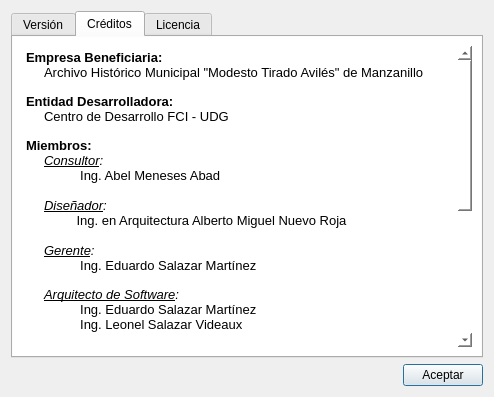
First picture: the form in ui/acerca_de.ui, repository datwit/papirolux, before the edit.
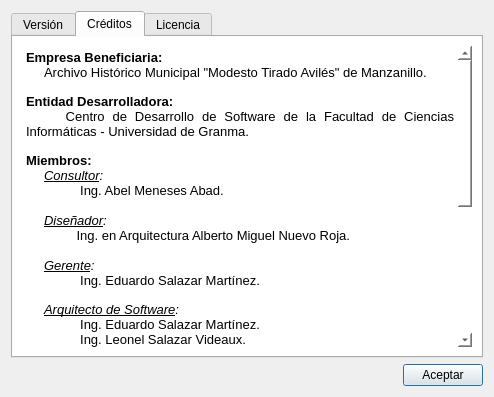
Second picture: the form after the edit. The open tabs and pages were chosen to show the change. Icons and pictures are not drawn.

Commit message: ActualizaciOn de la ayuda.ui/ayuda.py.

The edit to the form file:
```diff
--- a/ui/acerca_de.ui
+++ b/ui/acerca_de.ui
@@ -273,33 +273,33 @@
 p, li { white-space: pre-wrap; }
 &lt;/style&gt;&lt;/head&gt;&lt;body style=&quot; font-family:'Sans Serif'; font-size:9pt; font-weight:400; font-style:normal;&quot;&gt;
 &lt;p style=&quot; margin-top:0px; margin-bottom:0px; margin-left:0px; margin-right:0px; -qt-block-indent:0; text-indent:0px;&quot;&gt;&lt;span style=&quot; font-family:'Sans'; font-size:10pt; font-weight:600; color:#000000;&quot;&gt;Empresa Beneficiaria:&lt;/span&gt;&lt;/p&gt;
-&lt;p style=&quot; margin-top:0px; margin-bottom:0px; margin-left:0px; margin-right:0px; -qt-block-indent:0; text-indent:0px;&quot;&gt;&lt;span style=&quot; font-family:'Sans'; font-size:10pt; font-weight:200; font-style:italic; color:#000000;&quot;&gt;     &lt;/span&gt;&lt;span style=&quot; font-family:'Sans'; font-size:10pt; color:#000000;&quot;&gt;Archivo Histórico Municipal &amp;quot;Modesto Tirado Avilés&amp;quot; de Manzanillo&lt;/span&gt;&lt;span style=&quot; font-family:'Sans'; font-size:10pt; font-weight:600;&quot;&gt;&lt;br /&gt;&lt;/span&gt;&lt;/p&gt;
+&lt;p style=&quot; margin-top:0px; margin-bottom:0px; margin-left:0px; margin-right:0px; -qt-block-indent:0; text-indent:0px;&quot;&gt;&lt;span style=&quot; font-family:'Sans'; font-size:10pt; font-weight:200; font-style:italic; color:#000000;&quot;&gt;     &lt;/span&gt;&lt;span style=&quot; font-family:'Sans'; font-size:10pt; color:#000000;&quot;&gt;Archivo Histórico Municipal &amp;quot;Modesto Tirado Avilés&amp;quot; de Manzanillo.&lt;/span&gt;&lt;span style=&quot; font-family:'Sans'; font-size:10pt; font-weight:600;&quot;&gt;&lt;br /&gt;&lt;/span&gt;&lt;/p&gt;
 &lt;p align=&quot;justify&quot; style=&quot; margin-top:0px; margin-bottom:0px; margin-left:0px; margin-right:0px; -qt-block-indent:0; text-indent:0px;&quot;&gt;&lt;span style=&quot; font-family:'Sans'; font-size:10pt; font-weight:600; color:#000000;&quot;&gt;Entidad Desarrolladora&lt;/span&gt;&lt;span style=&quot; font-family:'Sans'; font-size:10pt; font-weight:600;&quot;&gt;: &lt;/span&gt;&lt;/p&gt;
-&lt;p align=&quot;justify&quot; style=&quot; margin-top:0px; margin-bottom:0px; margin-left:0px; margin-right:0px; -qt-block-indent:0; text-indent:0px;&quot;&gt;&lt;span style=&quot; font-family:'Sans'; font-size:10pt; font-weight:200; font-style:italic; color:#000000;&quot;&gt;     &lt;/span&gt;&lt;span style=&quot; font-family:'Sans'; font-size:10pt; color:#000000;&quot;&gt;Centro de Desarrollo FCI - UDG&lt;/span&gt;&lt;span style=&quot; font-family:'Sans'; font-size:10pt;&quot;&gt;&lt;br /&gt;&lt;/span&gt;&lt;/p&gt;
+&lt;p align=&quot;justify&quot; style=&quot; margin-top:0px; margin-bottom:0px; margin-left:0px; margin-right:0px; -qt-block-indent:0; text-indent:0px;&quot;&gt;&lt;span style=&quot; font-family:'Sans'; font-size:10pt; font-weight:200; font-style:italic; color:#000000;&quot;&gt;     &lt;/span&gt;&lt;span style=&quot; font-family:'Sans'; font-size:10pt; color:#000000;&quot;&gt;Centro de Desarrollo de Software de la Facultad de Ciencias Informáticas - Universidad de Granma.&lt;/span&gt;&lt;span style=&quot; font-family:'Sans'; font-size:10pt;&quot;&gt;&lt;br /&gt;&lt;/span&gt;&lt;/p&gt;
 &lt;p align=&quot;justify&quot; style=&quot; margin-top:0px; margin-bottom:0px; margin-left:0px; margin-right:0px; -qt-block-indent:0; text-indent:0px;&quot;&gt;&lt;span style=&quot; font-family:'Sans'; font-size:10pt; font-weight:600; color:#000000;&quot;&gt;Miembros:&lt;/span&gt;&lt;/p&gt;
 &lt;p align=&quot;justify&quot; style=&quot; margin-top:0px; margin-bottom:0px; margin-left:0px; margin-right:0px; -qt-block-indent:0; text-indent:0px;&quot;&gt;&lt;span style=&quot; font-family:'Sans'; font-size:10pt; font-weight:200; font-style:italic; color:#000000;&quot;&gt;     &lt;/span&gt;&lt;span style=&quot; font-family:'Sans'; font-size:10pt; font-style:italic; text-decoration: underline; color:#000000;&quot;&gt;Consultor&lt;/span&gt;&lt;span style=&quot; font-family:'Sans'; font-size:10pt; font-style:italic; color:#000000;&quot;&gt;:&lt;/span&gt;&lt;span style=&quot; font-family:'Sans'; font-size:10pt; color:#000000;&quot;&gt; &lt;/span&gt;&lt;/p&gt;
-&lt;p align=&quot;justify&quot; style=&quot; margin-top:0px; margin-bottom:0px; margin-left:0px; margin-right:0px; -qt-block-indent:0; text-indent:0px;&quot;&gt;&lt;span style=&quot; font-family:'Sans'; font-size:10pt; color:#000000;&quot;&gt;               Ing. Abel Meneses Abad&lt;/span&gt;&lt;/p&gt;
+&lt;p align=&quot;justify&quot; style=&quot; margin-top:0px; margin-bottom:0px; margin-left:0px; margin-right:0px; -qt-block-indent:0; text-indent:0px;&quot;&gt;&lt;span style=&quot; font-family:'Sans'; font-size:10pt; color:#000000;&quot;&gt;               Ing. Abel Meneses Abad.&lt;/span&gt;&lt;/p&gt;
 &lt;p align=&quot;justify&quot; style=&quot;-qt-paragraph-type:empty; margin-top:0px; margin-bottom:0px; margin-left:0px; margin-right:0px; -qt-block-indent:0; text-indent:0px; font-family:'Sans'; font-size:10pt; color:#000000;&quot;&gt;&lt;br /&gt;&lt;/p&gt;
 &lt;p align=&quot;justify&quot; style=&quot; margin-top:0px; margin-bottom:0px; margin-left:0px; margin-right:0px; -qt-block-indent:0; text-indent:0px;&quot;&gt;&lt;span style=&quot; font-family:'Sans'; font-size:10pt; color:#000000;&quot;&gt;     &lt;/span&gt;&lt;span style=&quot; font-family:'Sans'; font-size:10pt; font-style:italic; text-decoration: underline; color:#000000;&quot;&gt;Diseñador&lt;/span&gt;&lt;span style=&quot; font-family:'Sans'; font-size:10pt; font-style:italic; color:#000000;&quot;&gt;:&lt;/span&gt;&lt;/p&gt;
-&lt;p align=&quot;justify&quot; style=&quot; margin-top:0px; margin-bottom:0px; margin-left:0px; margin-right:0px; -qt-block-indent:0; text-indent:0px;&quot;&gt;&lt;span style=&quot; font-family:'Sans'; font-size:10pt; font-style:italic; color:#000000;&quot;&gt;              &lt;/span&gt;&lt;span style=&quot; font-family:'Sans'; font-size:10pt; color:#000000;&quot;&gt;Ing. en Arquitectura Alberto Miguel Nuevo Roja&lt;/span&gt;&lt;/p&gt;
+&lt;p align=&quot;justify&quot; style=&quot; margin-top:0px; margin-bottom:0px; margin-left:0px; margin-right:0px; -qt-block-indent:0; text-indent:0px;&quot;&gt;&lt;span style=&quot; font-family:'Sans'; font-size:10pt; font-style:italic; color:#000000;&quot;&gt;              &lt;/span&gt;&lt;span style=&quot; font-family:'Sans'; font-size:10pt; color:#000000;&quot;&gt;Ing. en Arquitectura Alberto Miguel Nuevo Roja.&lt;/span&gt;&lt;/p&gt;
 &lt;p align=&quot;justify&quot; style=&quot;-qt-paragraph-type:empty; margin-top:0px; margin-bottom:0px; margin-left:0px; margin-right:0px; -qt-block-indent:0; text-indent:0px; font-family:'Sans'; font-size:10pt; color:#000000;&quot;&gt;&lt;br /&gt;&lt;/p&gt;
 &lt;p align=&quot;justify&quot; style=&quot; margin-top:0px; margin-bottom:0px; margin-left:0px; margin-right:0px; -qt-block-indent:0; text-indent:0px;&quot;&gt;&lt;span style=&quot; font-family:'Sans'; font-size:10pt; font-weight:200; font-style:italic; color:#000000;&quot;&gt;     &lt;/span&gt;&lt;span style=&quot; font-family:'Sans'; font-size:10pt; font-style:italic; text-decoration: underline; color:#000000;&quot;&gt;Gerente&lt;/span&gt;&lt;span style=&quot; font-family:'Sans'; font-size:10pt; font-style:italic; color:#000000;&quot;&gt;:&lt;/span&gt;&lt;/p&gt;
-&lt;p align=&quot;justify&quot; style=&quot; margin-top:0px; margin-bottom:0px; margin-left:0px; margin-right:0px; -qt-block-indent:0; text-indent:0px;&quot;&gt;&lt;span style=&quot; font-family:'Sans'; font-size:10pt; font-weight:200; color:#000000;&quot;&gt;               &lt;/span&gt;&lt;span style=&quot; font-family:'Sans'; font-size:10pt; color:#000000;&quot;&gt;Ing. Eduardo Salazar Martínez&lt;br /&gt;&lt;/span&gt;&lt;/p&gt;
+&lt;p align=&quot;justify&quot; style=&quot; margin-top:0px; margin-bottom:0px; margin-left:0px; margin-right:0px; -qt-block-indent:0; text-indent:0px;&quot;&gt;&lt;span style=&quot; font-family:'Sans'; font-size:10pt; font-weight:200; color:#000000;&quot;&gt;               &lt;/span&gt;&lt;span style=&quot; font-family:'Sans'; font-size:10pt; color:#000000;&quot;&gt;Ing. Eduardo Salazar Martínez.&lt;br /&gt;&lt;/span&gt;&lt;/p&gt;
 &lt;p align=&quot;justify&quot; style=&quot; margin-top:0px; margin-bottom:0px; margin-left:0px; margin-right:0px; -qt-block-indent:0; text-indent:0px;&quot;&gt;&lt;span style=&quot; font-family:'Sans'; font-size:10pt; font-weight:200; font-style:italic; color:#000000;&quot;&gt;     &lt;/span&gt;&lt;span style=&quot; font-family:'Sans'; font-size:10pt; font-style:italic; text-decoration: underline; color:#000000;&quot;&gt;Arquitecto de Software&lt;/span&gt;&lt;span style=&quot; font-family:'Sans'; font-size:10pt; font-style:italic; color:#000000;&quot;&gt;:&lt;/span&gt;&lt;/p&gt;
-&lt;p align=&quot;justify&quot; style=&quot; margin-top:0px; margin-bottom:0px; margin-left:0px; margin-right:0px; -qt-block-indent:0; text-indent:0px;&quot;&gt;&lt;span style=&quot; font-family:'Sans'; font-size:10pt; color:#000000;&quot;&gt;               Ing. Eduardo Salazar Martínez&lt;/span&gt;&lt;/p&gt;
-&lt;p align=&quot;justify&quot; style=&quot; margin-top:0px; margin-bottom:0px; margin-left:0px; margin-right:0px; -qt-block-indent:0; text-indent:0px;&quot;&gt;&lt;span style=&quot; font-family:'Sans'; font-size:10pt; color:#000000;&quot;&gt;               Ing. Leonel Salazar Videaux&lt;/span&gt;&lt;/p&gt;
+&lt;p align=&quot;justify&quot; style=&quot; margin-top:0px; margin-bottom:0px; margin-left:0px; margin-right:0px; -qt-block-indent:0; text-indent:0px;&quot;&gt;&lt;span style=&quot; font-family:'Sans'; font-size:10pt; color:#000000;&quot;&gt;               Ing. Eduardo Salazar Martínez.&lt;/span&gt;&lt;/p&gt;
+&lt;p align=&quot;justify&quot; style=&quot; margin-top:0px; margin-bottom:0px; margin-left:0px; margin-right:0px; -qt-block-indent:0; text-indent:0px;&quot;&gt;&lt;span style=&quot; font-family:'Sans'; font-size:10pt; color:#000000;&quot;&gt;               Ing. Leonel Salazar Videaux.&lt;/span&gt;&lt;/p&gt;
 &lt;p align=&quot;justify&quot; style=&quot; margin-top:0px; margin-bottom:0px; margin-left:0px; margin-right:0px; -qt-block-indent:0; text-indent:0px;&quot;&gt;&lt;span style=&quot; font-family:'Sans'; font-size:10pt; color:#000000;&quot;&gt;&lt;br /&gt;&lt;/span&gt;&lt;span style=&quot; font-family:'Sans'; font-size:10pt; font-weight:200; font-style:italic; color:#000000;&quot;&gt;     &lt;/span&gt;&lt;span style=&quot; font-family:'Sans'; font-size:10pt; font-style:italic; text-decoration: underline; color:#000000;&quot;&gt;Arquitecto de Información&lt;/span&gt;&lt;span style=&quot; font-family:'Sans'; font-size:10pt; font-style:italic; color:#000000;&quot;&gt;:&lt;/span&gt;&lt;/p&gt;
-&lt;p align=&quot;justify&quot; style=&quot; margin-top:0px; margin-bottom:0px; margin-left:0px; margin-right:0px; -qt-block-indent:0; text-indent:0px;&quot;&gt;&lt;span style=&quot; font-family:'Sans'; font-size:10pt; font-weight:200; color:#000000;&quot;&gt;               &lt;/span&gt;&lt;span style=&quot; font-family:'Sans'; font-size:10pt; color:#000000;&quot;&gt;Ing. Grettel Susel Incencio Piñeiro&lt;br /&gt;&lt;/span&gt;&lt;/p&gt;
+&lt;p align=&quot;justify&quot; style=&quot; margin-top:0px; margin-bottom:0px; margin-left:0px; margin-right:0px; -qt-block-indent:0; text-indent:0px;&quot;&gt;&lt;span style=&quot; font-family:'Sans'; font-size:10pt; font-weight:200; color:#000000;&quot;&gt;               &lt;/span&gt;&lt;span style=&quot; font-family:'Sans'; font-size:10pt; color:#000000;&quot;&gt;Ing. Grettel Susel Incencio Piñeiro.&lt;br /&gt;&lt;/span&gt;&lt;/p&gt;
 &lt;p align=&quot;justify&quot; style=&quot; margin-top:0px; margin-bottom:0px; margin-left:0px; margin-right:0px; -qt-block-indent:0; text-indent:0px;&quot;&gt;&lt;span style=&quot; font-family:'Sans'; font-size:10pt; font-weight:200; font-style:italic; color:#000000;&quot;&gt;     &lt;/span&gt;&lt;span style=&quot; font-family:'Sans'; font-size:10pt; font-style:italic; text-decoration: underline; color:#000000;&quot;&gt;Analista&lt;/span&gt;&lt;span style=&quot; font-family:'Sans'; font-size:10pt; font-style:italic; color:#000000;&quot;&gt;:&lt;/span&gt;&lt;span style=&quot; font-family:'Sans'; font-size:10pt; color:#000000;&quot;&gt; &lt;/span&gt;&lt;/p&gt;
-&lt;p align=&quot;justify&quot; style=&quot; margin-top:0px; margin-bottom:0px; margin-left:0px; margin-right:0px; -qt-block-indent:0; text-indent:0px;&quot;&gt;&lt;span style=&quot; font-family:'Sans'; font-size:10pt; font-weight:200; color:#000000;&quot;&gt;               &lt;/span&gt;&lt;span style=&quot; font-family:'Sans'; font-size:10pt; color:#000000;&quot;&gt;Ing. Lisbet Milagros Guerra Cantero&lt;/span&gt;&lt;/p&gt;
+&lt;p align=&quot;justify&quot; style=&quot; margin-top:0px; margin-bottom:0px; margin-left:0px; margin-right:0px; -qt-block-indent:0; text-indent:0px;&quot;&gt;&lt;span style=&quot; font-family:'Sans'; font-size:10pt; font-weight:200; color:#000000;&quot;&gt;               &lt;/span&gt;&lt;span style=&quot; font-family:'Sans'; font-size:10pt; color:#000000;&quot;&gt;Ing. Lisbet Milagros Guerra Cantero.&lt;/span&gt;&lt;/p&gt;
 &lt;p align=&quot;justify&quot; style=&quot; margin-top:0px; margin-bottom:0px; margin-left:0px; margin-right:0px; -qt-block-indent:0; text-indent:0px;&quot;&gt;&lt;span style=&quot; font-family:'Sans'; font-size:10pt; color:#000000;&quot;&gt;&lt;br /&gt;&lt;/span&gt;&lt;span style=&quot; font-family:'Sans'; font-size:10pt; font-weight:200; font-style:italic; color:#000000;&quot;&gt;     &lt;/span&gt;&lt;span style=&quot; font-family:'Sans'; font-size:10pt; font-style:italic; text-decoration: underline; color:#000000;&quot;&gt;Programadores&lt;/span&gt;&lt;span style=&quot; font-family:'Sans'; font-size:10pt; font-style:italic; color:#000000;&quot;&gt;:&lt;/span&gt;&lt;span style=&quot; font-family:'Sans'; font-size:10pt; color:#000000;&quot;&gt; &lt;/span&gt;&lt;/p&gt;
-&lt;p align=&quot;justify&quot; style=&quot; margin-top:0px; margin-bottom:0px; margin-left:0px; margin-right:0px; -qt-block-indent:0; text-indent:0px;&quot;&gt;&lt;span style=&quot; font-family:'Sans'; font-size:10pt; font-weight:200; color:#000000;&quot;&gt;               &lt;/span&gt;&lt;span style=&quot; font-family:'Sans'; font-size:10pt; color:#000000;&quot;&gt;Ing. Yuniel Guzmán Bazán&lt;/span&gt;&lt;/p&gt;
-&lt;p align=&quot;justify&quot; style=&quot; margin-top:0px; margin-bottom:0px; margin-left:0px; margin-right:0px; -qt-block-indent:0; text-indent:0px;&quot;&gt;&lt;span style=&quot; font-family:'Sans'; font-size:10pt; font-weight:200; color:#000000;&quot;&gt;               &lt;/span&gt;&lt;span style=&quot; font-family:'Sans'; font-size:10pt; color:#000000;&quot;&gt;Ing. Eddy Figueredo Aguilar&lt;/span&gt;&lt;/p&gt;
-&lt;p align=&quot;justify&quot; style=&quot; margin-top:0px; margin-bottom:0px; margin-left:0px; margin-right:0px; -qt-block-indent:0; text-indent:0px;&quot;&gt;&lt;span style=&quot; font-family:'Sans'; font-size:10pt; font-weight:200; color:#000000;&quot;&gt;               &lt;/span&gt;&lt;span style=&quot; font-family:'Sans'; font-size:10pt; color:#000000;&quot;&gt;Ing. Leonel Salazar Videaux&lt;/span&gt;&lt;/p&gt;
-&lt;p align=&quot;justify&quot; style=&quot; margin-top:0px; margin-bottom:0px; margin-left:0px; margin-right:0px; -qt-block-indent:0; text-indent:0px;&quot;&gt;&lt;span style=&quot; font-family:'Sans'; font-size:10pt; color:#000000;&quot;&gt;               Ing. Eduardo Salazar Martínez&lt;/span&gt;&lt;/p&gt;
+&lt;p align=&quot;justify&quot; style=&quot; margin-top:0px; margin-bottom:0px; margin-left:0px; margin-right:0px; -qt-block-indent:0; text-indent:0px;&quot;&gt;&lt;span style=&quot; font-family:'Sans'; font-size:10pt; font-weight:200; color:#000000;&quot;&gt;               &lt;/span&gt;&lt;span style=&quot; font-family:'Sans'; font-size:10pt; color:#000000;&quot;&gt;Ing. Yuniel Guzmán Bazán.&lt;/span&gt;&lt;/p&gt;
+&lt;p align=&quot;justify&quot; style=&quot; margin-top:0px; margin-bottom:0px; margin-left:0px; margin-right:0px; -qt-block-indent:0; text-indent:0px;&quot;&gt;&lt;span style=&quot; font-family:'Sans'; font-size:10pt; font-weight:200; color:#000000;&quot;&gt;               &lt;/span&gt;&lt;span style=&quot; font-family:'Sans'; font-size:10pt; color:#000000;&quot;&gt;Ing. Eddy Figueredo Aguilar.&lt;/span&gt;&lt;/p&gt;
+&lt;p align=&quot;justify&quot; style=&quot; margin-top:0px; margin-bottom:0px; margin-left:0px; margin-right:0px; -qt-block-indent:0; text-indent:0px;&quot;&gt;&lt;span style=&quot; font-family:'Sans'; font-size:10pt; font-weight:200; color:#000000;&quot;&gt;               &lt;/span&gt;&lt;span style=&quot; font-family:'Sans'; font-size:10pt; color:#000000;&quot;&gt;Ing. Leonel Salazar Videaux.&lt;/span&gt;&lt;/p&gt;
+&lt;p align=&quot;justify&quot; style=&quot; margin-top:0px; margin-bottom:0px; margin-left:0px; margin-right:0px; -qt-block-indent:0; text-indent:0px;&quot;&gt;&lt;span style=&quot; font-family:'Sans'; font-size:10pt; color:#000000;&quot;&gt;               Ing. Eduardo Salazar Martínez.&lt;/span&gt;&lt;/p&gt;
 &lt;p align=&quot;justify&quot; style=&quot;-qt-paragraph-type:empty; margin-top:0px; margin-bottom:0px; margin-left:0px; margin-right:0px; -qt-block-indent:0; text-indent:0px; font-family:'Sans'; font-size:10pt; color:#000000;&quot;&gt;&lt;br /&gt;&lt;/p&gt;
 &lt;p align=&quot;justify&quot; style=&quot; margin-top:0px; margin-bottom:0px; margin-left:0px; margin-right:0px; -qt-block-indent:0; text-indent:0px;&quot;&gt;&lt;span style=&quot; font-family:'Sans'; font-size:10pt; font-weight:200; font-style:italic; color:#000000;&quot;&gt;     &lt;/span&gt;&lt;span style=&quot; font-family:'Sans'; font-size:10pt; font-style:italic; text-decoration: underline; color:#000000;&quot;&gt;Cliente&lt;/span&gt;&lt;span style=&quot; font-family:'Sans'; font-size:10pt; font-style:italic; color:#000000;&quot;&gt;:&lt;/span&gt;&lt;span style=&quot; font-family:'Sans'; font-size:10pt; color:#000000;&quot;&gt; &lt;/span&gt;&lt;/p&gt;
-&lt;p style=&quot; margin-top:0px; margin-bottom:0px; margin-left:0px; margin-right:0px; -qt-block-indent:0; text-indent:0px;&quot;&gt;&lt;span style=&quot; font-family:'Sans'; font-size:10pt; font-weight:200; color:#000000;&quot;&gt;               &lt;/span&gt;&lt;span style=&quot; font-family:'Sans'; font-size:10pt; color:#000000;&quot;&gt;Lic. Delio G. Orozco González&lt;br /&gt;&lt;/span&gt;&lt;span style=&quot; font-family:'Sans'; font-size:10pt; font-weight:200; color:#000000;&quot;&gt;               &lt;/span&gt;&lt;span style=&quot; font-family:'Sans'; font-size:10pt; color:#000000;&quot;&gt;Director del Archivo Histórico de Manzanillo&lt;/span&gt;&lt;/p&gt;
+&lt;p style=&quot; margin-top:0px; margin-bottom:0px; margin-left:0px; margin-right:0px; -qt-block-indent:0; text-indent:0px;&quot;&gt;&lt;span style=&quot; font-family:'Sans'; font-size:10pt; font-weight:200; color:#000000;&quot;&gt;               &lt;/span&gt;&lt;span style=&quot; font-family:'Sans'; font-size:10pt; color:#000000;&quot;&gt;Lic. Delio G. Orozco González.&lt;br /&gt;&lt;/span&gt;&lt;span style=&quot; font-family:'Sans'; font-size:10pt; font-weight:200; color:#000000;&quot;&gt;               &lt;/span&gt;&lt;span style=&quot; font-family:'Sans'; font-size:10pt; color:#000000;&quot;&gt;Director del Archivo Histórico de Manzanillo&lt;/span&gt;&lt;/p&gt;
 &lt;p align=&quot;justify&quot; style=&quot;-qt-paragraph-type:empty; margin-top:0px; margin-bottom:0px; margin-left:0px; margin-right:0px; -qt-block-indent:0; text-indent:0px; font-family:'Sans'; font-size:10pt; color:#000000;&quot;&gt;&lt;br /&gt;&lt;/p&gt;&lt;/body&gt;&lt;/html&gt;</string>
          </property>
         </widget>
```
Left out of the diff: 6 changed lines with no effect on the pictures. The commit also changes 3 other files.
